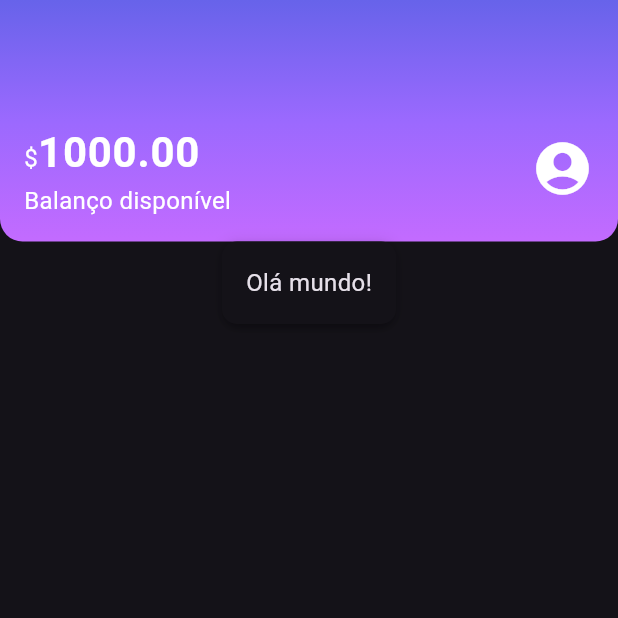
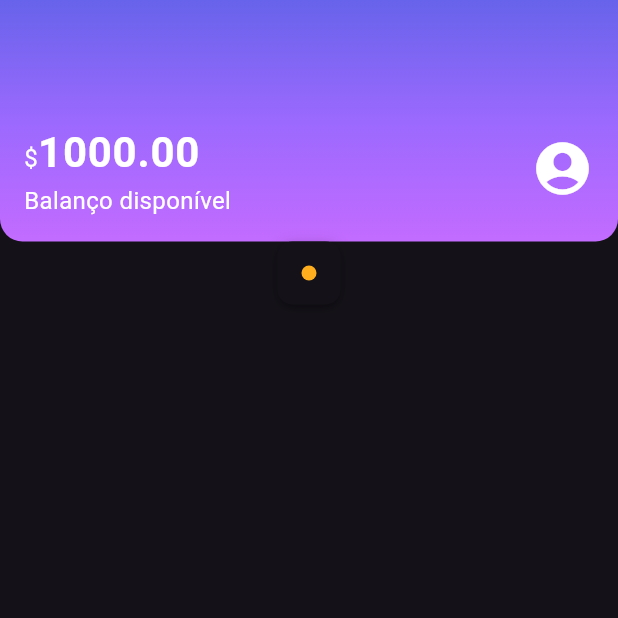
Before and after one commit to GiovanaJensen/alubankMobile, a Flutter app: the screen it shows after launch, on a phone screen of 412 x 824 dp, the top half of it. Run offline on Flutter 3.47's test engine with Material 3 defaults, Android fonts, the phone set to English and light mode, and no system bars.

Commit message:
add: main branch

```diff
--- /dev/null
+++ b/lib/components/color_dot.dart
@@ -0,0 +1,18 @@
+import 'package:flutter/material.dart';
+
+class ColorDot extends StatelessWidget {
+  final Color? color;
+  const ColorDot({super.key, required this.color});
+
+  @override
+  Widget build(BuildContext context) {
+    return Container(
+      width: 10,
+      height: 10,
+      decoration: BoxDecoration(
+        color: color,
+        borderRadius: BorderRadius.circular(10),
+      ),
+    );
+  }
+}
--- a/lib/screens/home.dart
+++ b/lib/screens/home.dart
@@ -1,5 +1,7 @@
 import 'package:alubank/components/box_card.dart';
+import 'package:alubank/components/color_dot.dart';
 import 'package:alubank/components/sections/Header.dart';
+import 'package:alubank/themes/theme_colors.dart';
 import 'package:flutter/material.dart';
 
 class Home extends StatelessWidget {
@@ -10,7 +12,7 @@ class Home extends StatelessWidget {
     return Scaffold(body: Column(
       children: <Widget>[
         Header(),
-        BoxCard(boxContent: Text("Olá mundo!"))
+        BoxCard(boxContent: ColorDot(color: ThemeColors.recentActivity['spent'],))
       ],
     ),);
   }
--- a/lib/themes/theme_colors.dart
+++ b/lib/themes/theme_colors.dart
@@ -7,4 +7,8 @@ class ThemeColors {
     Color.fromRGBO(155, 105, 254, 1.0),
     Color.fromRGBO(195, 107, 255, 1.0),
   ];
+  static const recentActivity = {
+    'spent': Color.fromRGBO(255, 175, 29, 1.0),
+    'income': Color.fromRGBO(191, 69, 198, 1.0),
+  };
 }
```
